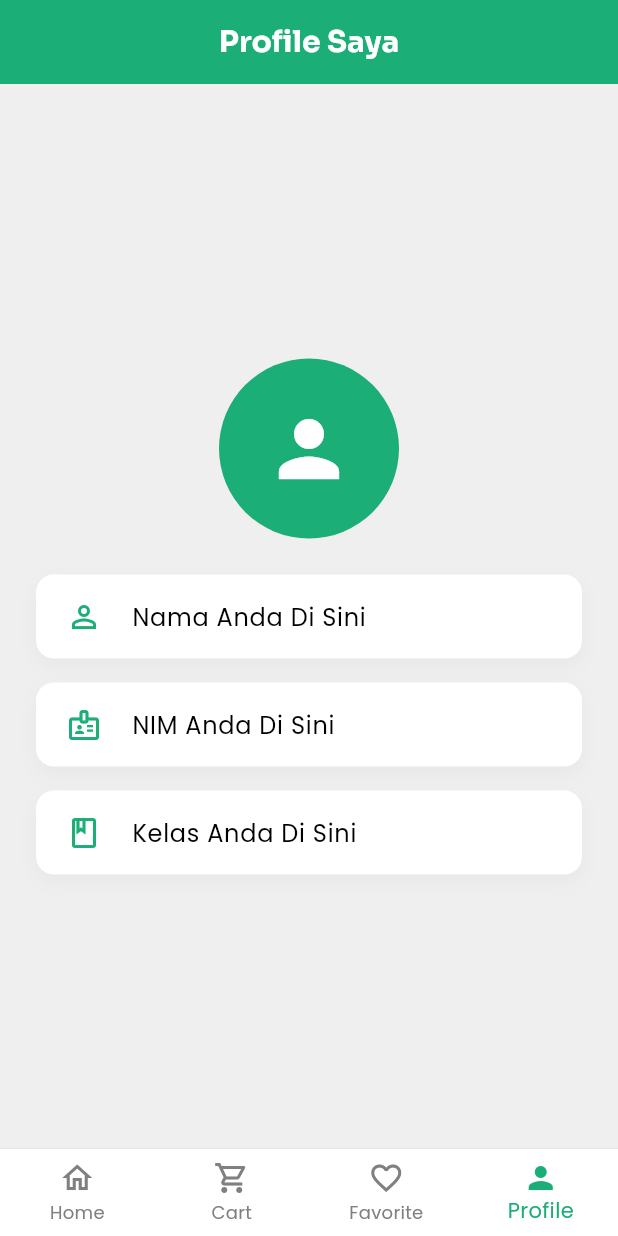
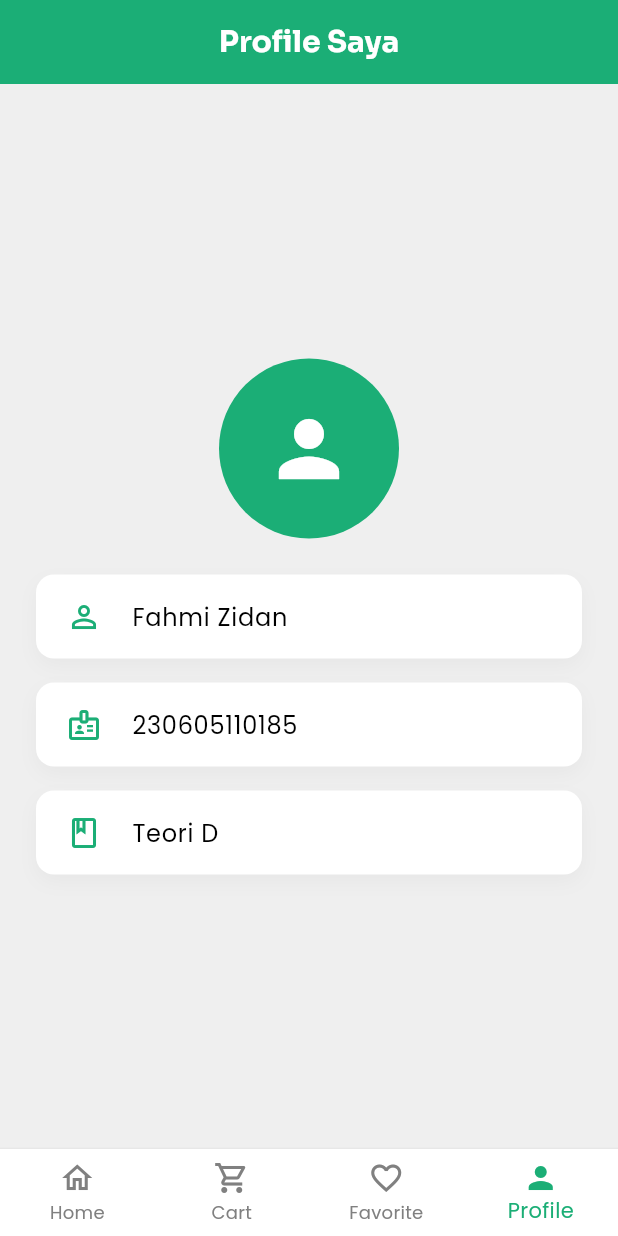
Before and after one commit to Fahmi1945/UTS_MOBILE, a Flutter app: the screen it shows after launch, item 4 of the bottom bar chosen, on a phone screen of 412 x 824 dp. Run offline on Flutter 3.47's test engine with Material 3 defaults, Android fonts, the phone set to English and light mode, and no system bars; our stand-ins replace google_fonts; network calls fail.

Commit message:
update bug

```diff
--- a/lib/pages/HomePage.dart
+++ b/lib/pages/HomePage.dart
@@ -252,6 +252,7 @@ class _HomePageState extends State<HomePage> {
             gridDelegate: const SliverGridDelegateWithFixedCrossAxisCount(
               crossAxisCount: 2,
               crossAxisSpacing: 16.0,
+
               mainAxisSpacing: 16.0,
               childAspectRatio: 0.65, // Disesuaikan agar lebih mirip desain
             ),
--- a/lib/pages/ProfilePage.dart
+++ b/lib/pages/ProfilePage.dart
@@ -40,19 +40,19 @@ class ProfilePage extends StatelessWidget {
               _buildProfileInfo(
                 context,
                 icon: Icons.person_outline,
-                text: "Nama Anda Di Sini", // <-- Ganti Nama Anda
+                text: "Fahmi Zidan", // <-- Ganti Nama Anda
               ),
               const SizedBox(height: 16),
               _buildProfileInfo(
                 context,
                 icon: Icons.badge_outlined,
-                text: "NIM Anda Di Sini", // <-- Ganti NIM Anda
+                text: "230605110185", // <-- Ganti NIM Anda
               ),
               const SizedBox(height: 16),
               _buildProfileInfo(
                 context,
                 icon: Icons.class_outlined,
-                text: "Kelas Anda Di Sini", // <-- Ganti Kelas Anda
+                text: "Teori D", // <-- Ganti Kelas Anda
               ),
             ],
           ),
```
